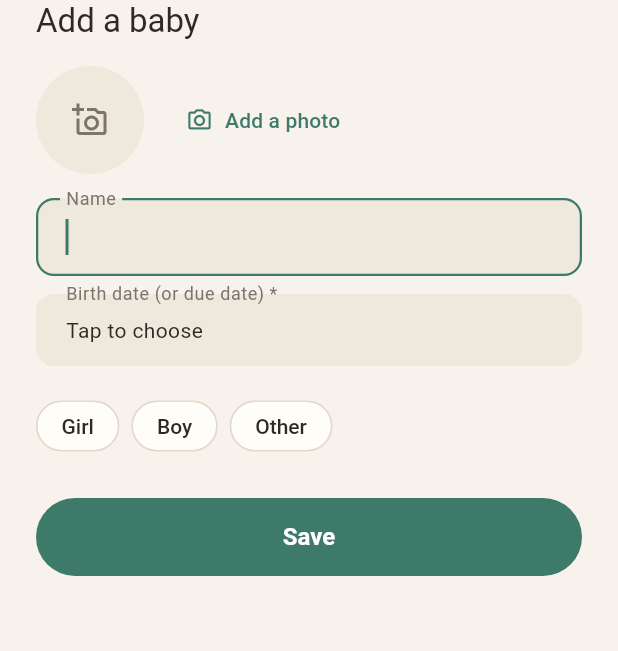
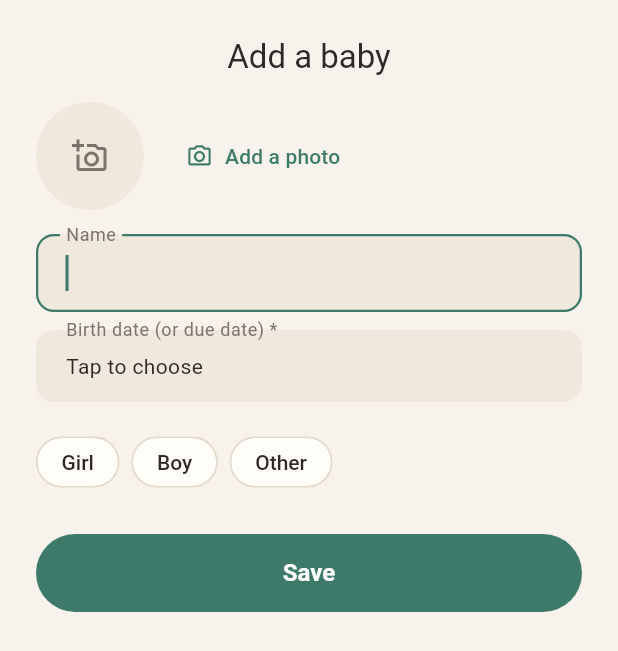
Before and after one commit to jfchenier/nestling, a Flutter app: the _ChildForm widget shown alone on an empty page, opened directly with empty values, on a phone screen of 412 x 824 dp. Shown: the top 651 px of the screen. Run offline on Flutter 3.47's test engine with Material 3 defaults, Android fonts, the phone set to English and light mode, and no system bars; our stand-ins replace file_picker, fl_chart, google_sign_in, qr_flutter, shared_preferences, web; missing offline and left inert: cryptography, dart:js_interop, extension_google_sign_in_as_googleapis_auth, googleapis, mobile_scanner; accounts and stored records are empty.

Commit message:
Add a baby: center the sheet title and give it room at the top
Co-Authored-By: Claude Opus 5.5 (1M context) <noreply@anthropic.com>
Claude-Session: https://claude.ai/code/session_01QfZcBovxgQDsf299CHykot

```diff
--- a/app/lib/screens/child_form.dart
+++ b/app/lib/screens/child_form.dart
@@ -81,12 +81,16 @@ class _ChildFormState extends State<_ChildForm> {
   Widget build(BuildContext context) {
     final t = Theme.of(context).textTheme;
     return Padding(
-      padding: EdgeInsets.fromLTRB(24, 0, 24, 24 + MediaQuery.viewInsetsOf(context).bottom),
+      padding: EdgeInsets.fromLTRB(24, 24, 24, 24 + MediaQuery.viewInsetsOf(context).bottom),
       child: Column(
         mainAxisSize: MainAxisSize.min,
         crossAxisAlignment: CrossAxisAlignment.stretch,
         children: [
-          Text(widget.child == null ? 'Add a baby' : 'Edit ${widget.child!.name}', style: t.titleLarge),
+          Text(
+            widget.child == null ? 'Add a baby' : 'Edit ${widget.child!.name}',
+            textAlign: TextAlign.center,
+            style: t.titleLarge,
+          ),
           const SizedBox(height: 16),
           // Profile picture: shown on Home instead of the initial.
           Row(
```
